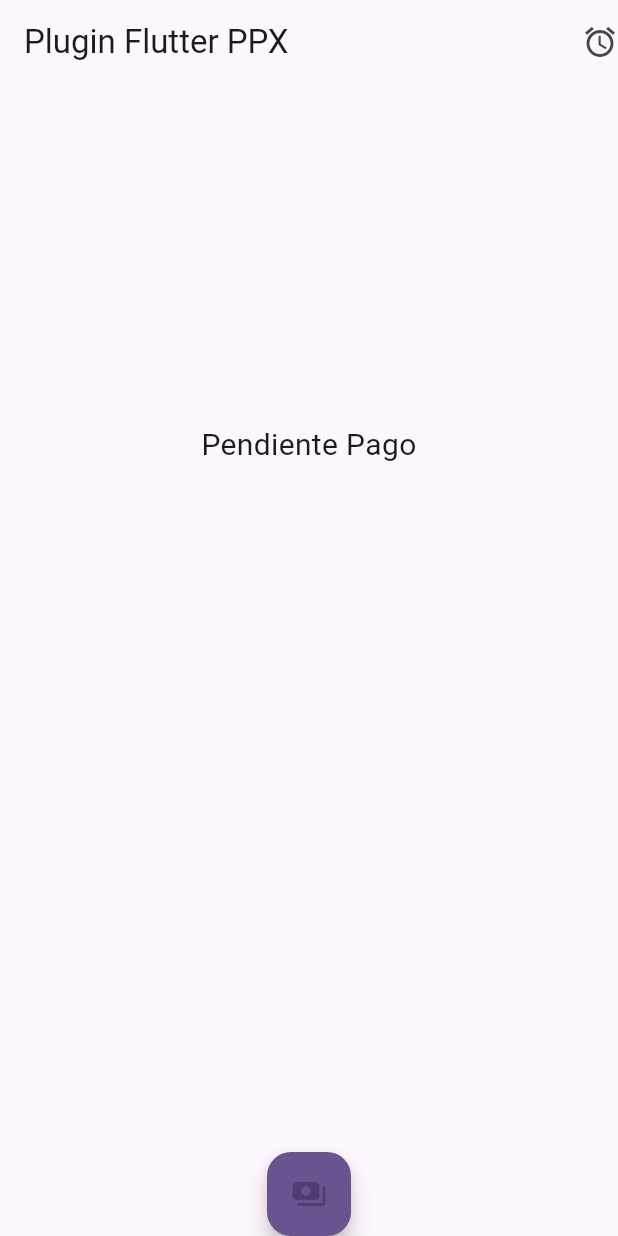
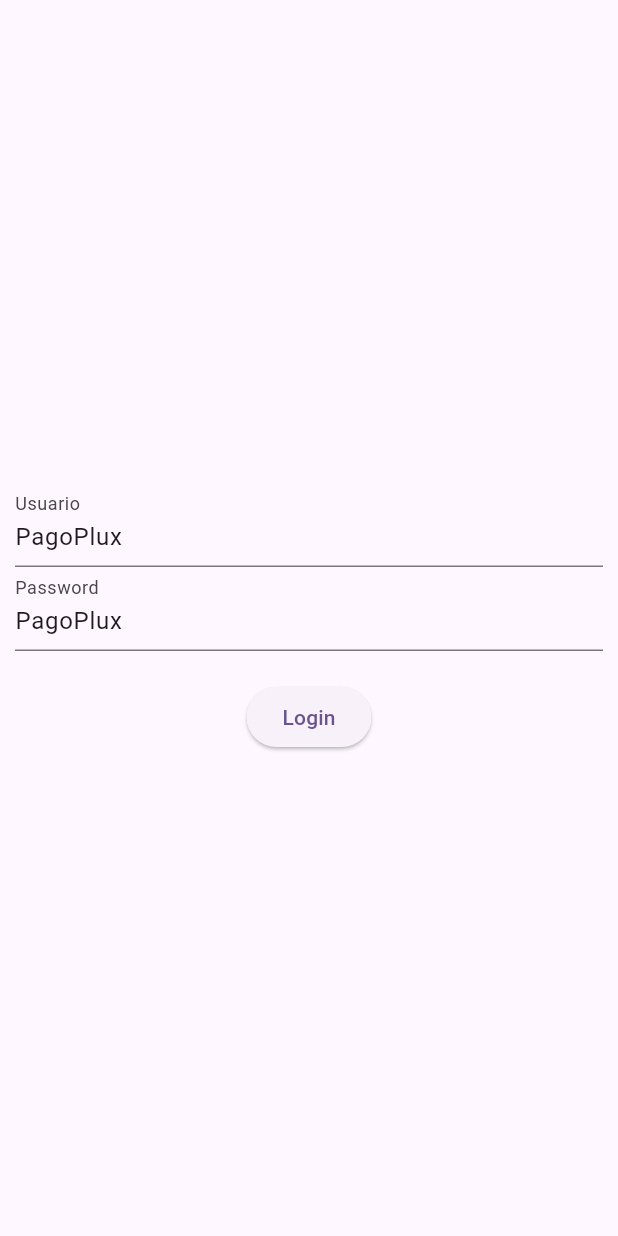
Before and after one commit to Dustinouwu/PruebaTecnicaPagosPlux, a Flutter app: the screen it shows after launch, on a phone screen of 412 x 824 dp. Run offline on Flutter 3.47's test engine with Material 3 defaults, Android fonts, the phone set to English and light mode, and no system bars; our stand-ins replace modal_bottom_sheet; missing offline and left inert: flutter_webview_plugin.

Commit message:
Login and Form ScreenS

```diff
--- a/lib/main.dart
+++ b/lib/main.dart
@@ -1,5 +1,5 @@
 import 'package:flutter/material.dart';
-import 'package:pagoplux_flutter/src/pages/demoppx.dart';
+import 'package:pagoplux_flutter/src/routes/routes.dart' as routes;
 
 void main() {
   runApp(const MyApp());
@@ -18,7 +18,7 @@ class MyApp extends StatelessWidget {
         useMaterial3: true,
       ),
       initialRoute: '/',
-      routes: {'/': (BuildContext context) => PayboxDemoPage()},
+      routes: routes.getApplicationRoutes(),
       debugShowCheckedModeBanner: false,
     );
   }
--- a/lib/src/component/paybox.dart
+++ b/lib/src/component/paybox.dart
@@ -23,6 +23,7 @@ class ModalPagoPluxView extends StatelessWidget {
   final Function onClose;
 
   ModalPagoPluxView({required this.pagoPluxModel, required this.onClose});
+
 
   /*
    * Se construye la vista
--- /dev/null
+++ b/lib/src/pages/login.dart
@@ -0,0 +1,53 @@
+import 'package:flutter/material.dart';
+
+class LoginScreen extends StatefulWidget {
+  LoginScreen({super.key});
+
+  @override
+  State<LoginScreen> createState() => _LoginScreenState();
+}
+
+class _LoginScreenState extends State<LoginScreen> {
+  @override
+  Widget build(BuildContext context) {
+    return Scaffold(
+      body: Center(
+        child: Container(
+          margin: const EdgeInsets.all(10.0),
+          child: Column(
+            mainAxisAlignment: MainAxisAlignment.center,
+            children: [_loginForm(context)],
+          ),
+        ),
+      ),
+    );
+  }
+
+  Widget _loginForm(BuildContext context) {
+    return Column(
+      children: [
+        TextFormField(
+          initialValue: 'PagoPlux',
+          readOnly: true,
+          decoration: const InputDecoration(
+            labelText: 'Usuario',
+          ),
+        ),
+        TextFormField(
+          initialValue: 'PagoPlux',
+          readOnly: true,
+          decoration: const InputDecoration(
+            labelText: 'Password',
+          ),
+        ),
+        const SizedBox(height: 20),
+        ElevatedButton(
+          onPressed: () {
+            Navigator.pushNamed(context, 'demoppx');
+          },
+          child: const Text('Login'),
+        ),
+      ],
+    );
+  }
+}
--- /dev/null
+++ b/lib/src/routes/routes.dart
@@ -0,0 +1,10 @@
+import 'package:flutter/material.dart';
+import 'package:pagoplux_flutter/src/pages/demoppx.dart';
+import 'package:pagoplux_flutter/src/pages/login.dart';
+
+Map<String, WidgetBuilder> getApplicationRoutes() {
+  return <String, WidgetBuilder>{
+    '/': (BuildContext context) => LoginScreen(),
+    'demoppx': (BuildContext context) => PayboxDemoPage()
+  };
+}
```
Also changed, not shown: lib/src/pages/demoppx.dart (+91 -31 lines).
